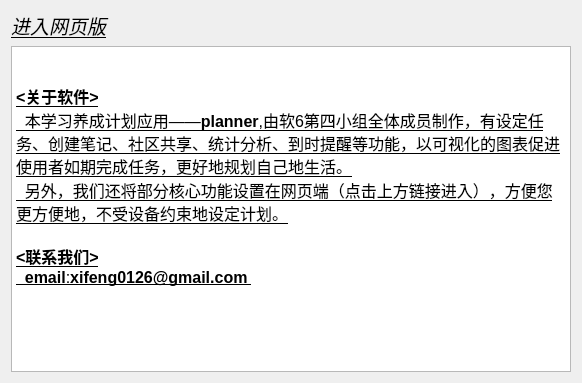
Before: the Qt Designer form planner_teamwork/moreui.ui in xifeng0126/Planner_teamwork, drawn with Qt 5.
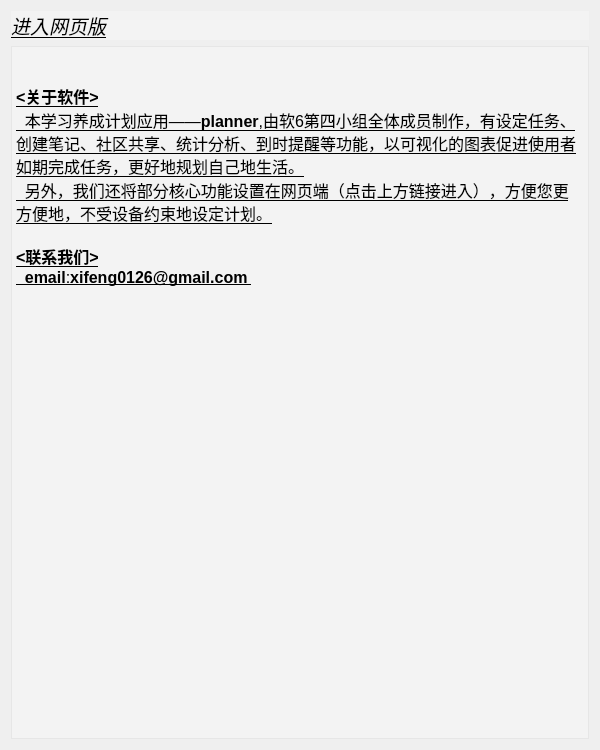
After: the same form once the commit is applied. Icons and pictures are not drawn.

```diff
--- a/planner_teamwork/moreui.ui
+++ b/planner_teamwork/moreui.ui
@@ -6,8 +6,8 @@
    <rect>
     <x>0</x>
     <y>0</y>
-    <width>582</width>
-    <height>383</height>
+    <width>600</width>
+    <height>750</height>
    </rect>
   </property>
   <property name="windowTitle">
@@ -24,6 +24,9 @@
        <underline>true</underline>
       </font>
      </property>
+     <property name="styleSheet">
+      <string notr="true">background-color: rgba(255,255,255,70);</string>
+     </property>
      <property name="text">
       <string>进入网页版</string>
      </property>
@@ -34,6 +37,9 @@
    </item>
    <item row="1" column="0">
     <widget class="QTextBrowser" name="textBrowser">
+     <property name="styleSheet">
+      <string notr="true">background-color: rgba(255,255,255,70);</string>
+     </property>
      <property name="html">
       <string>&lt;!DOCTYPE HTML PUBLIC &quot;-//W3C//DTD HTML 4.0//EN&quot; &quot;http://www.w3.org/TR/REC-html40/strict.dtd&quot;&gt;
 &lt;html&gt;&lt;head&gt;&lt;meta name=&quot;qrichtext&quot; content=&quot;1&quot; /&gt;&lt;style type=&quot;text/css&quot;&gt;
```
Left out of the diff: 4 changed lines with no effect on the pictures.
